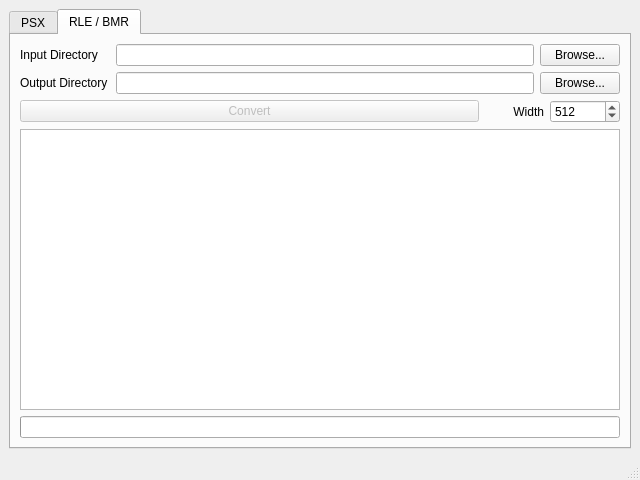
Above: extractorUi.ui from slfx77/neversoft-multitool before the change. Below: the same form after it.
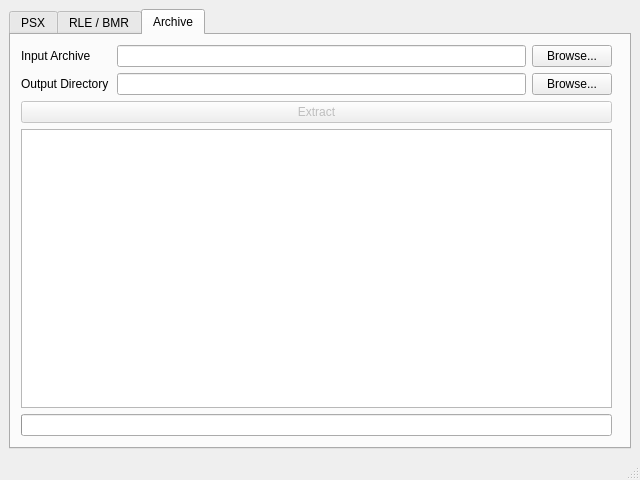
That is the form after the change. The open tabs and pages were chosen to show the change.

```diff
--- a/extractorUi.ui
+++ b/extractorUi.ui
@@ -483,6 +483,189 @@
         </item>
        </layout>
       </widget>
+      <widget class="QWidget" name="archive_tab">
+       <attribute name="title">
+        <string>Archive</string>
+       </attribute>
+       <widget class="QWidget" name="layoutWidget">
+        <property name="geometry">
+         <rect>
+          <x>10</x>
+          <y>10</y>
+          <width>591</width>
+          <height>391</height>
+         </rect>
+        </property>
+        <layout class="QVBoxLayout" name="archive_vertical_layout">
+         <item>
+          <layout class="QHBoxLayout" name="archive_input_row">
+           <item>
+            <widget class="QLabel" name="archive_input_label">
+             <property name="sizePolicy">
+              <sizepolicy hsizetype="Minimum" vsizetype="Preferred">
+               <horstretch>0</horstretch>
+               <verstretch>0</verstretch>
+              </sizepolicy>
+             </property>
+             <property name="minimumSize">
+              <size>
+               <width>90</width>
+               <height>0</height>
+              </size>
+             </property>
+             <property name="text">
+              <string>Input Archive</string>
+             </property>
+             <property name="buddy">
+              <cstring>rle_input_path</cstring>
+             </property>
+            </widget>
+           </item>
+           <item>
+            <widget class="QLineEdit" name="archive_input_path">
+             <property name="enabled">
+              <bool>true</bool>
+             </property>
+             <property name="readOnly">
+              <bool>true</bool>
+             </property>
+            </widget>
+           </item>
+           <item>
+            <widget class="QPushButton" name="archive_input_browse">
+             <property name="text">
+              <string>Browse...</string>
+             </property>
+            </widget>
+           </item>
+          </layout>
+         </item>
+         <item>
+          <layout class="QHBoxLayout" name="archive_output_row">
+           <item>
+            <widget class="QLabel" name="archive_output_label">
+             <property name="sizePolicy">
+              <sizepolicy hsizetype="Minimum" vsizetype="Preferred">
+               <horstretch>0</horstretch>
+               <verstretch>0</verstretch>
+              </sizepolicy>
+             </property>
+             <property name="minimumSize">
+              <size>
+               <width>90</width>
+               <height>0</height>
+              </size>
+             </property>
+             <property name="text">
+              <string>Output Directory</string>
+             </property>
+             <property name="buddy">
+              <cstring>rle_output_path</cstring>
+             </property>
+            </widget>
+           </item>
+           <item>
+            <widget class="QLineEdit" name="archive_output_path">
+             <property name="readOnly">
+              <bool>true</bool>
+             </property>
+            </widget>
+           </item>
+           <item>
+            <widget class="QPushButton" name="archive_output_browse">
+             <property name="text">
+              <string>Browse...</string>
+             </property>
+            </widget>
+           </item>
+          </layout>
+         </item>
+         <item>
+          <layout class="QHBoxLayout" name="archive_convert_row">
+           <item>
+            <widget class="QPushButton" name="archive_convert_button">
+             <property name="enabled">
+              <bool>false</bool>
+             </property>
+             <property name="sizePolicy">
+              <sizepolicy hsizetype="Minimum" vsizetype="Fixed">
+               <horstretch>0</horstretch>
+               <verstretch>0</verstretch>
+              </sizepolicy>
+             </property>
+             <property name="minimumSize">
+              <size>
+               <width>453</width>
+               <height>0</height>
+              </size>
+             </property>
+             <property name="text">
+              <string>Extract</string>
+             </property>
+             <property name="checkable">
+              <bool>false</bool>
+             </property>
+            </widget>
+           </item>
+          </layout>
+         </item>
+         <item>
+          <widget class="QTableWidget" name="archive_file_table">
+           <property name="autoScroll">
+            <bool>true</bool>
+           </property>
+           <property name="tabKeyNavigation">
+            <bool>true</bool>
+           </property>
+           <property name="showDropIndicator" stdset="0">
+            <bool>true</bool>
+           </property>
+           <property name="alternatingRowColors">
+            <bool>true</bool>
+           </property>
+           <property name="showGrid">
+            <bool>true</bool>
+           </property>
+           <property name="sortingEnabled">
+            <bool>true</bool>
+           </property>
+           <property name="columnCount">
+            <number>2</number>
+           </property>
+           <attribute name="horizontalHeaderVisible">
+            <bool>false</bool>
+           </attribute>
+           <attribute name="horizontalHeaderCascadingSectionResizes">
+            <bool>false</bool>
+           </attribute>
+           <attribute name="horizontalHeaderDefaultSectionSize">
+            <number>120</number>
+           </attribute>
+           <column>
+            <property name="text">
+             <string>File Name</string>
+            </property>
+           </column>
+           <column>
+            <property name="text">
+             <string>Status</string>
+            </property>
+           </column>
+          </widget>
+         </item>
+         <item>
+          <widget class="QProgressBar" name="archive_progress_bar">
+           <property name="value">
+            <number>0</number>
+           </property>
+           <property name="textVisible">
+            <bool>false</bool>
+           </property>
+          </widget>
+         </item>
+        </layout>
+       </widget>
+      </widget>
      </widget>
     </item>
    </layout>
```
Left out of the diff: 68 changed lines with no effect on the pictures.
